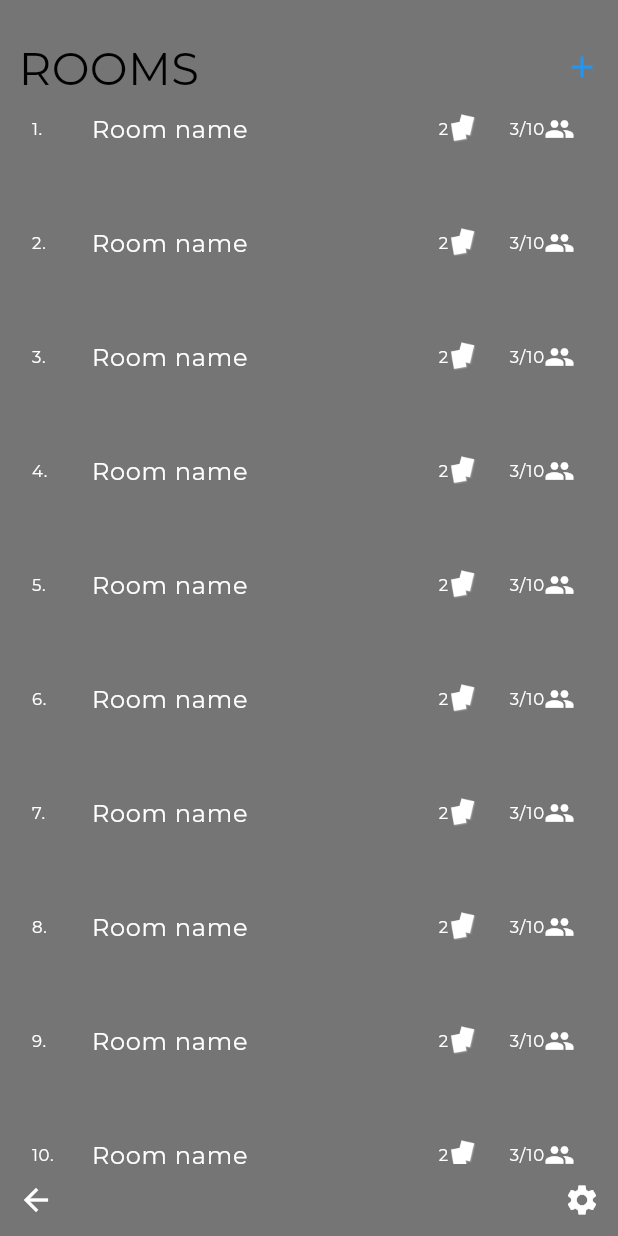
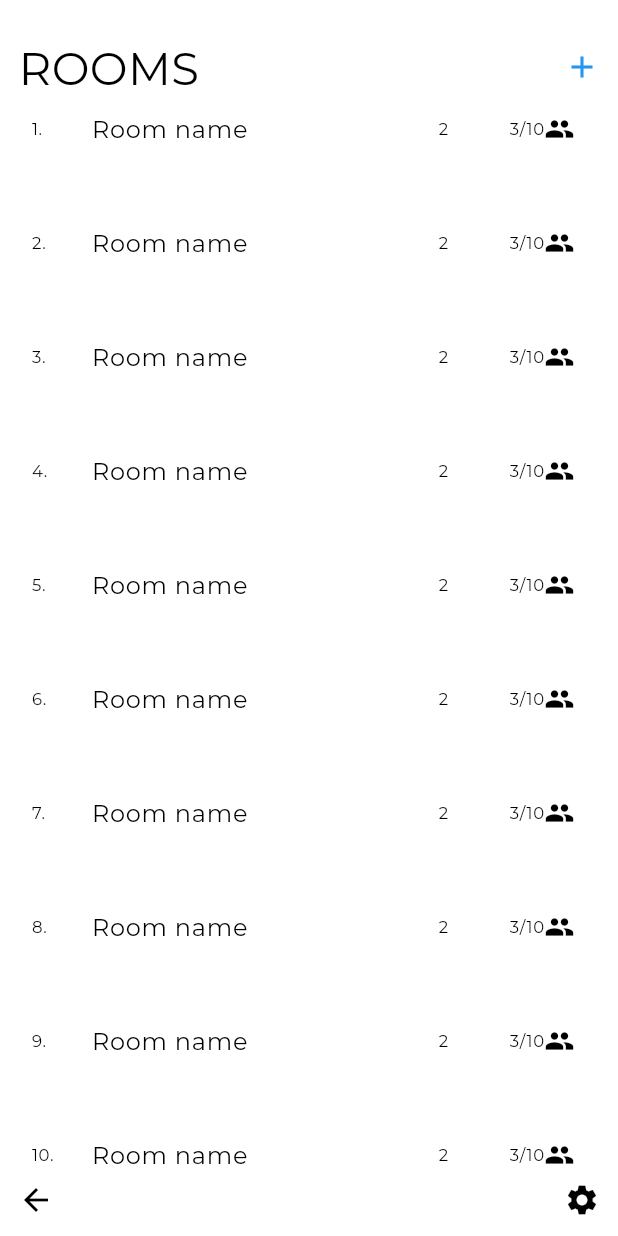
Before and after one commit to jeffrgh/bank_game, a Flutter app: the screen it shows after launch, after a tap on "MULTI PLAYER", on a phone screen of 412 x 824 dp. Run offline on Flutter 3.47's test engine with Material 2 defaults, Android fonts, the phone set to English and light mode, and no system bars; missing offline and left inert: camera_web, image_picker_for_web; project files that could hold a hidden picture were left out.

Commit message:
Tweaked few more colors....
Light mode colors are getting fixed.

```diff
--- a/lib/main.dart
+++ b/lib/main.dart
@@ -59,23 +59,23 @@ class _MyAppState extends State<MyApp> {
     );
     var lightMode = ThemeData(
       fontFamily: 'Montserrat',
-      colorScheme: ColorScheme(
+      colorScheme: const ColorScheme(
         brightness: Brightness.light,
-        primary: Colors.white,
-        onPrimary: Colors.black,
+        primary: Colors.black,
+        onPrimary: Colors.white,
         secondary: Colors.lightBlueAccent,
-        onSecondary: Colors.black,
+        onSecondary: Colors.white,
         error: Colors.red,
         onError: Colors.white,
-        background: const Color(0xFF3C3C3B),
-        onBackground: Colors.white,
-        surface: Colors.grey[600]!,
-        onSurface: Colors.white,
+        background: Colors.white,
+        onBackground: Colors.black,
+        surface: Colors.white,
+        onSurface: Colors.black,
       ),
       androidOverscrollIndicator: AndroidOverscrollIndicator.glow,
       platform: TargetPlatform.android,
       useMaterial3: true,
-      splashColor: const Color(0xFF3C3C3B),
+      splashColor: Colors.white,
       textTheme: const TextTheme(
         bodyText1: TextStyle(
           color: Colors.black,
--- a/lib/screens/roomscreen.dart
+++ b/lib/screens/roomscreen.dart
@@ -77,10 +77,10 @@ class _RoomScreenState extends State<RoomScreen> {
                 ),
                 child: ListTile(
                   enabled: true,
-                  title: const Text(
+                  title: Text(
                     'Room name',
                     style: TextStyle(
-                      color: Colors.white,
+                      color: Theme.of(context).textTheme.bodyText1!.color,
                       fontWeight: FontWeight.w300,
                     ),
                   ),
@@ -92,8 +92,8 @@ class _RoomScreenState extends State<RoomScreen> {
                   },
                   leading: Text(
                     "${i + 1}.",
-                    style: const TextStyle(
-                      color: Colors.white,
+                    style: TextStyle(
+                      color: Theme.of(context).textTheme.bodyText1!.color,
                       fontWeight: FontWeight.w300,
                     ),
                   ),
@@ -102,10 +102,10 @@ class _RoomScreenState extends State<RoomScreen> {
                       SizedBox(
                         width: MediaQuery.of(context).size.width * 0.05,
                       ),
-                      const Text(
+                      Text(
                         '2',
                         style: TextStyle(
-                          color: Colors.white,
+                          color: Theme.of(context).textTheme.bodyText1!.color,
                           fontWeight: FontWeight.w300,
                         ),
                       ),
@@ -119,16 +119,16 @@ class _RoomScreenState extends State<RoomScreen> {
                       SizedBox(
                         width: MediaQuery.of(context).size.width * 0.05,
                       ),
-                      const Text(
+                      Text(
                         '3/10',
                         style: TextStyle(
-                          color: Colors.white,
+                          color: Theme.of(context).textTheme.bodyText1!.color,
                           fontWeight: FontWeight.w300,
                         ),
                       ),
-                      const Icon(
+                      Icon(
                         Icons.people,
-                        color: Colors.white,
+                        color: Theme.of(context).textTheme.bodyText1!.color,
                         size: 20,
                       ),
                     ],
```
